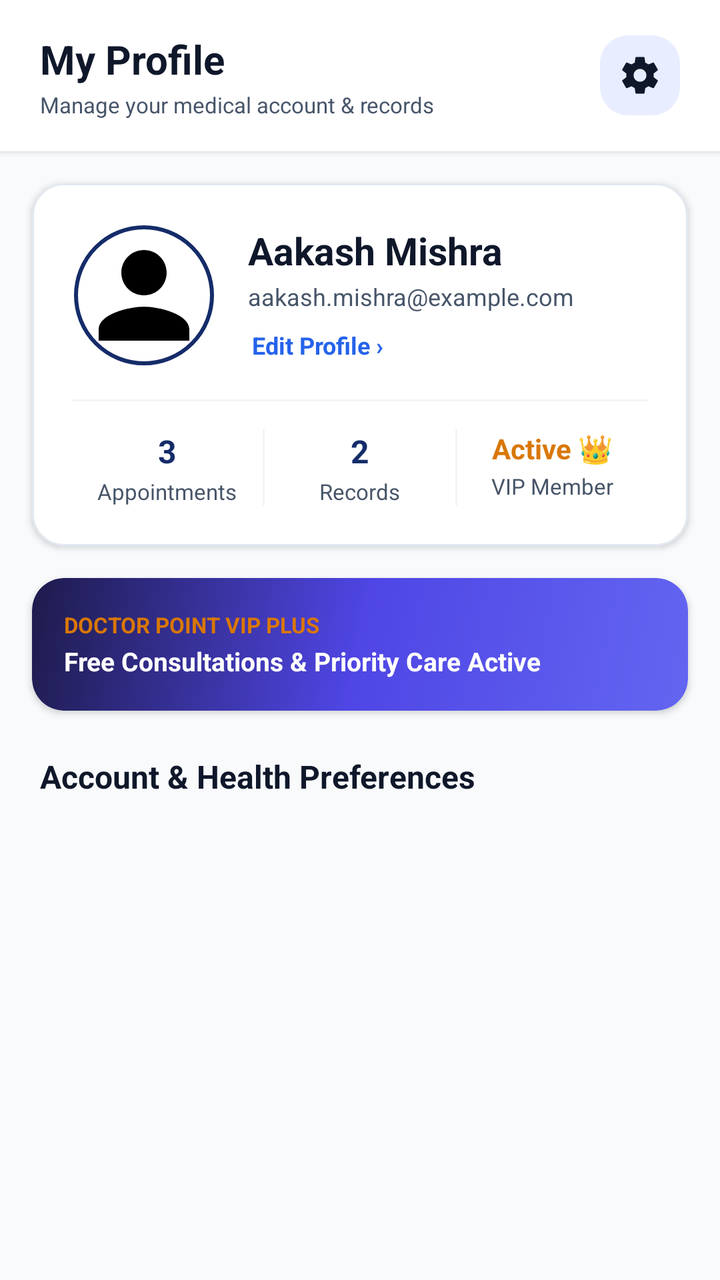
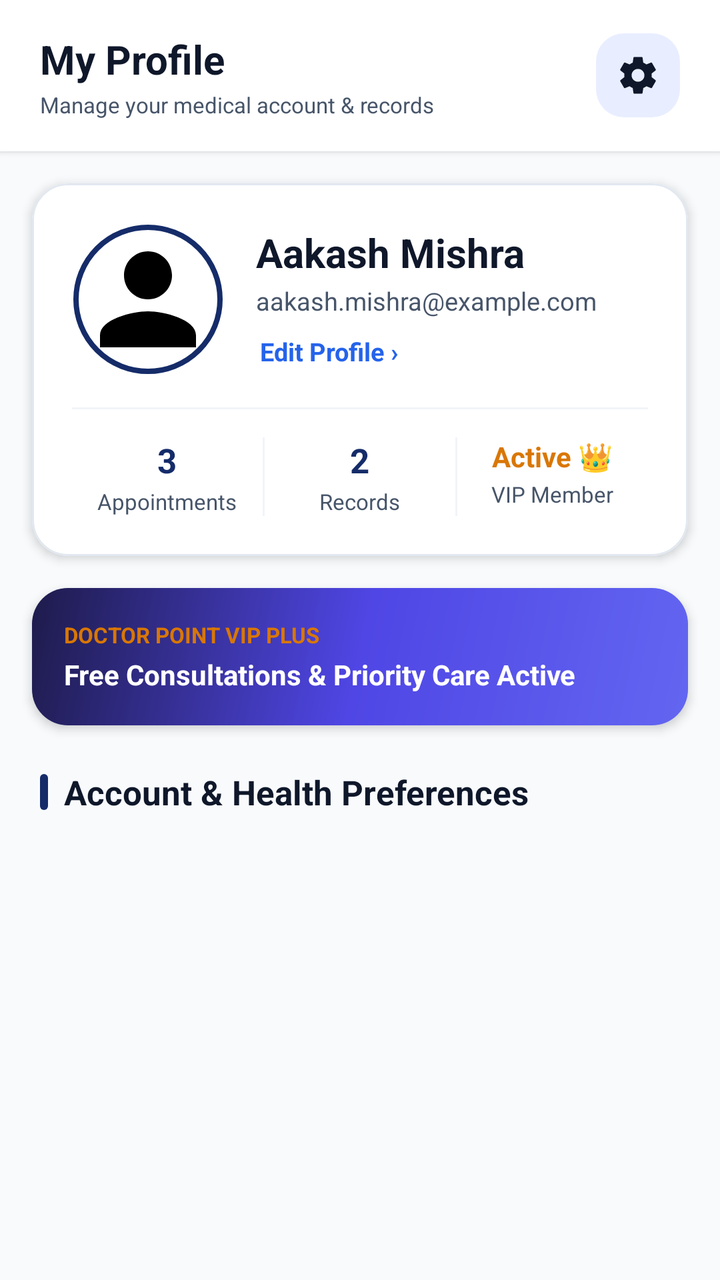

The first picture is an Android layout as it rendered before a commit; the second is the same layout after the commit. The layout source and the unified diff follow.
<!-- AndroidManifest.xml: application theme Theme.CareWell -->
<!-- res/layout/fragment_profile.xml -->
<?xml version="1.0" encoding="utf-8"?>
<LinearLayout xmlns:android="http://schemas.android.com/apk/res/android"
    xmlns:app="http://schemas.android.com/apk/res-auto"
    android:layout_width="match_parent"
    android:layout_height="match_parent"
    android:background="@color/background_light"
    android:orientation="vertical">

    
    <com.google.android.material.card.MaterialCardView
        android:layout_width="match_parent"
        android:layout_height="wrap_content"
        app:cardBackgroundColor="@color/surface_white"
        app:cardCornerRadius="0dp"
        app:cardElevation="2dp"
        app:strokeWidth="0dp">

        <RelativeLayout
            android:layout_width="match_parent"
            android:layout_height="wrap_content"
            android:paddingHorizontal="20dp"
            android:paddingTop="16dp"
            android:paddingBottom="16dp">

            <LinearLayout
                android:layout_width="wrap_content"
                android:layout_height="wrap_content"
                android:layout_alignParentStart="true"
                android:layout_centerVertical="true"
                android:orientation="vertical">

                <TextView
                    android:layout_width="wrap_content"
                    android:layout_height="wrap_content"
                    android:text="My Profile"
                    android:textColor="@color/text_primary"
                    android:textSize="20sp"
                    android:textStyle="bold" />

                <TextView
                    android:layout_width="wrap_content"
                    android:layout_height="wrap_content"
                    android:layout_marginTop="2dp"
                    android:text="Manage your medical account &amp; records"
                    android:textColor="@color/text_secondary"
                    android:textSize="11sp" />
            </LinearLayout>

            <FrameLayout
                android:id="@+id/fl_settings"
                android:layout_width="40dp"
                android:layout_height="40dp"
                android:layout_alignParentEnd="true"
                android:layout_centerVertical="true"
                android:background="@drawable/bg_squircle_icon"
                android:clickable="true"
                android:focusable="true">

                <ImageView
                    android:id="@+id/iv_settings"
                    android:layout_width="22dp"
                    android:layout_height="22dp"
                    android:layout_gravity="center"
                    android:contentDescription="Settings gear icon"
                    android:src="@drawable/ic_settings"
                    app:tint="@color/text_primary" />
            </FrameLayout>

        </RelativeLayout>

    </com.google.android.material.card.MaterialCardView>

    <ScrollView
        android:layout_width="match_parent"
        android:layout_height="match_parent"
        android:fillViewport="true">

        <LinearLayout
            android:layout_width="match_parent"
            android:layout_height="wrap_content"
            android:orientation="vertical"
            android:paddingBottom="32dp">

            
            <com.google.android.material.card.MaterialCardView
                android:layout_width="match_parent"
                android:layout_height="wrap_content"
                android:layout_marginHorizontal="16dp"
                android:layout_marginTop="16dp"
                app:cardBackgroundColor="@color/surface_white"
                app:cardCornerRadius="16dp"
                app:cardElevation="2dp"
                app:strokeColor="@color/card_stroke"
                app:strokeWidth="1dp">

                <LinearLayout
                    android:layout_width="match_parent"
                    android:layout_height="wrap_content"
                    android:orientation="vertical"
                    android:padding="20dp">

                    <RelativeLayout
                        android:layout_width="match_parent"
                        android:layout_height="wrap_content">

                        <com.google.android.material.imageview.ShapeableImageView
                            android:id="@+id/iv_user_avatar"
                            android:layout_width="72dp"
                            android:layout_height="72dp"
                            android:layout_alignParentStart="true"
                            android:layout_centerVertical="true"
                            android:contentDescription="User profile picture"
                            android:padding="2dp"
                            android:scaleType="centerCrop"
                            android:src="@drawable/ic_user"
                            app:shapeAppearanceOverlay="@style/ShapeAppearanceOverlay.App.Circle"
                            app:strokeColor="@color/primary"
                            app:strokeWidth="2dp" />

                        <LinearLayout
                            android:layout_width="wrap_content"
                            android:layout_height="wrap_content"
                            android:layout_centerVertical="true"
                            android:layout_marginStart="16dp"
                            android:layout_toEndOf="@id/iv_user_avatar"
                            android:orientation="vertical">

                            <TextView
                                android:id="@+id/tv_user_name"
                                android:layout_width="wrap_content"
                                android:layout_height="wrap_content"
                                android:text="Aakash Mishra"
                                android:textColor="@color/text_primary"
                                android:textSize="19sp"
                                android:textStyle="bold" />

                            <TextView
                                android:id="@+id/tv_user_email"
                                android:layout_width="wrap_content"
                                android:layout_height="wrap_content"
                                android:layout_marginTop="2dp"
                                android:text="aakash.mishra@example.com"
                                android:textColor="@color/text_secondary"
                                android:textSize="12sp" />

                            <TextView
                                android:id="@+id/tv_edit_profile"
                                android:layout_width="wrap_content"
                                android:layout_height="wrap_content"
                                android:layout_marginTop="6dp"
                                android:background="?attr/selectableItemBackgroundBorderless"
                                android:clickable="true"
                                android:focusable="true"
                                android:padding="2dp"
                                android:text="Edit Profile ›"
                                android:textColor="@color/secondary"
                                android:textSize="12sp"
                                android:textStyle="bold" />
                        </LinearLayout>

                    </RelativeLayout>

                    
                    <View
                        android:layout_width="match_parent"
                        android:layout_height="1dp"
                        android:layout_marginTop="16dp"
                        android:layout_marginBottom="14dp"
                        android:background="@color/divider" />

                    
                    <LinearLayout
                        android:layout_width="match_parent"
                        android:layout_height="wrap_content"
                        android:orientation="horizontal">

                        <LinearLayout
                            android:layout_width="0dp"
                            android:layout_height="wrap_content"
                            android:layout_weight="1"
                            android:gravity="center"
                            android:orientation="vertical">

                            <TextView
                                android:layout_width="wrap_content"
                                android:layout_height="wrap_content"
                                android:text="3"
                                android:textColor="@color/primary"
                                android:textSize="16sp"
                                android:textStyle="bold" />

                            <TextView
                                android:layout_width="wrap_content"
                                android:layout_height="wrap_content"
                                android:layout_marginTop="2dp"
                                android:text="Appointments"
                                android:textColor="@color/text_secondary"
                                android:textSize="11sp" />
                        </LinearLayout>

                        <View
                            android:layout_width="1dp"
                            android:layout_height="match_parent"
                            android:background="@color/divider" />

                        <LinearLayout
                            android:layout_width="0dp"
                            android:layout_height="wrap_content"
                            android:layout_weight="1"
                            android:gravity="center"
                            android:orientation="vertical">

                            <TextView
                                android:layout_width="wrap_content"
                                android:layout_height="wrap_content"
                                android:text="2"
                                android:textColor="@color/primary"
                                android:textSize="16sp"
                                android:textStyle="bold" />

                            <TextView
                                android:layout_width="wrap_content"
                                android:layout_height="wrap_content"
                                android:layout_marginTop="2dp"
                                android:text="Records"
                                android:textColor="@color/text_secondary"
                                android:textSize="11sp" />
                        </LinearLayout>

                        <View
                            android:layout_width="1dp"
                            android:layout_height="match_parent"
                            android:background="@color/divider" />

                        <LinearLayout
                            android:layout_width="0dp"
                            android:layout_height="wrap_content"
                            android:layout_weight="1"
                            android:gravity="center"
                            android:orientation="vertical">

                            <TextView
                                android:layout_width="wrap_content"
                                android:layout_height="wrap_content"
                                android:text="Active 👑"
                                android:textColor="#D97706"
                                android:textSize="14sp"
                                android:textStyle="bold" />

                            <TextView
                                android:layout_width="wrap_content"
                                android:layout_height="wrap_content"
                                android:layout_marginTop="2dp"
                                android:text="VIP Member"
                                android:textColor="@color/text_secondary"
                                android:textSize="11sp" />
                        </LinearLayout>

                    </LinearLayout>

                </LinearLayout>

            </com.google.android.material.card.MaterialCardView>

            
            <com.google.android.material.card.MaterialCardView
                android:layout_width="match_parent"
                android:layout_height="wrap_content"
                android:layout_marginHorizontal="16dp"
                android:layout_marginTop="16dp"
                app:cardCornerRadius="16dp"
                app:cardElevation="2dp"
                app:strokeWidth="0dp">

                <RelativeLayout
                    android:layout_width="match_parent"
                    android:layout_height="wrap_content"
                    android:background="@drawable/bg_membership_gradient"
                    android:padding="16dp">

                    <LinearLayout
                        android:layout_width="wrap_content"
                        android:layout_height="wrap_content"
                        android:layout_alignParentStart="true"
                        android:orientation="vertical">

                        <TextView
                            android:layout_width="wrap_content"
                            android:layout_height="wrap_content"
                            android:text="DOCTOR POINT VIP PLUS"
                            android:textColor="@color/warning_yellow"
                            android:textSize="11sp"
                            android:textStyle="bold" />

                        <TextView
                            android:layout_width="wrap_content"
                            android:layout_height="wrap_content"
                            android:layout_marginTop="2dp"
                            android:text="Free Consultations &amp; Priority Care Active"
                            android:textColor="@color/white"
                            android:textSize="13sp"
                            android:textStyle="bold" />
                    </LinearLayout>

                </RelativeLayout>

            </com.google.android.material.card.MaterialCardView>

            
            <TextView
                android:layout_width="wrap_content"
                android:layout_height="wrap_content"
                android:layout_marginHorizontal="20dp"
                android:layout_marginTop="22dp"
                android:text="Account &amp; Health Preferences"
                android:textColor="@color/text_primary"
                android:textSize="16sp"
                android:textStyle="bold" />

            
            <com.google.android.material.card.MaterialCardView
                android:layout_width="match_parent"
                android:layout_height="wrap_content"
                android:layout_marginHorizontal="16dp"
                android:layout_marginTop="10dp"
                app:cardBackgroundColor="@color/surface_white"
                app:cardCornerRadius="16dp"
                app:cardElevation="2dp"
                app:strokeColor="@color/card_stroke"
                app:strokeWidth="1dp">

                <androidx.recyclerview.widget.RecyclerView
                    android:id="@+id/rv_profile_menu"
                    android:layout_width="match_parent"
                    android:layout_height="wrap_content"
                    android:nestedScrollingEnabled="false" />

            </com.google.android.material.card.MaterialCardView>

        </LinearLayout>

    </ScrollView>

</LinearLayout>
<!-- resources referenced by this layout -->
<resources>
  <color name="background_light">#F8FAFC</color>
  <color name="card_stroke">#E2E8F0</color>
  <color name="divider">#F1F5F9</color>
  <color name="primary">#152C69</color>
  <color name="secondary">#2563EB</color>
  <color name="surface_white">#FFFFFF</color>
  <color name="text_primary">#0F172A</color>
  <color name="text_secondary">#475569</color>
  <color name="warning_yellow">#D97706</color>
  <color name="white">#FFFFFF</color>
  <!-- drawable bg_membership_gradient (drawable) -->
  <?xml version="1.0" encoding="utf-8"?>
  <shape xmlns:android="http://schemas.android.com/apk/res/android"
      android:shape="rectangle">
      <gradient
          android:angle="135"
          android:startColor="#6366F1"
          android:centerColor="#4F46E5"
          android:endColor="#1E1B4B"
          android:type="linear" />
      <corners android:radius="16dp" />
  </shape>
  <!-- drawable bg_squircle_icon (drawable) -->
  <?xml version="1.0" encoding="utf-8"?>
  <shape xmlns:android="http://schemas.android.com/apk/res/android"
      android:shape="rectangle">
      <solid android:color="#E8EEFF" />
      <corners android:radius="14dp" />
  </shape>
  <!-- drawable ic_user (drawable) -->
  <vector xmlns:android="http://schemas.android.com/apk/res/android"
      android:width="24dp"
      android:height="24dp"
      android:viewportWidth="24"
      android:viewportHeight="24">
      <path
          android:fillColor="#FF000000"
          android:pathData="M12,12c2.21,0 4,-1.79 4,-4s-1.79,-4 -4,-4 -4,1.79 -4,4 1.79,4 4,4zm0,2c-2.67,0 -8,1.34 -8,4v2h16v-2c0,-2.66 -5.33,-4 -8,-4z"/>
  </vector>
  <style name="ShapeAppearanceOverlay.App.Circle" parent="">
          <item name="cornerSize">50%</item>
      </style>
  <style name="Theme.CareWell" parent="Base.Theme.CareWell" />
  <style name="Base.Theme.CareWell" parent="Theme.Material3.Light.NoActionBar">
          <item name="colorPrimary">@color/primary</item>
          <item name="colorPrimaryVariant">@color/primary_dark</item>
          <item name="colorOnPrimary">@color/white</item>
          <item name="colorSecondary">@color/secondary</item>
          <item name="colorSecondaryVariant">@color/secondary</item>
          <item name="colorOnSecondary">@color/white</item>
          <item name="android:statusBarColor">@color/white</item>
          <item name="android:windowLightStatusBar">true</item>
          <item name="android:windowBackground">@color/background_light</item>
          <item name="colorSecondaryContainer">@color/primary_light</item>
          <item name="colorOnSecondaryContainer">@color/primary</item>
          <item name="android:navigationBarColor">@color/white</item>
          <item name="android:windowLightNavigationBar" tools:targetApi="o_mr1">true</item>
      </style>
  <color name="primary_dark">#0D1D47</color>
  <color name="primary_light">#EBF1FF</color>
  <!-- unchanged entries left out for length: 1 -->
</resources>

<!-- the commit's change to res/layout/fragment_profile.xml (unified diff, before → after) -->
@@ -48,13 +48,14 @@
 
             <FrameLayout
                 android:id="@+id/fl_settings"
-                android:layout_width="40dp"
-                android:layout_height="40dp"
+                android:layout_width="42dp"
+                android:layout_height="42dp"
                 android:layout_alignParentEnd="true"
                 android:layout_centerVertical="true"
                 android:background="@drawable/bg_squircle_icon"
                 android:clickable="true"
-                android:focusable="true">
+                android:focusable="true"
+                android:foreground="?attr/selectableItemBackgroundBorderless">
 
                 <ImageView
                     android:id="@+id/iv_settings"
@@ -73,13 +74,14 @@
     <ScrollView
         android:layout_width="match_parent"
         android:layout_height="match_parent"
-        android:fillViewport="true">
+        android:fillViewport="true"
+        android:overScrollMode="never">
 
         <LinearLayout
             android:layout_width="match_parent"
             android:layout_height="wrap_content"
             android:orientation="vertical"
-            android:paddingBottom="32dp">
+            android:paddingBottom="36dp">
 
             
             <com.google.android.material.card.MaterialCardView
@@ -88,8 +90,8 @@
                 android:layout_marginHorizontal="16dp"
                 android:layout_marginTop="16dp"
                 app:cardBackgroundColor="@color/surface_white"
-                app:cardCornerRadius="16dp"
-                app:cardElevation="2dp"
+                app:cardCornerRadius="18dp"
+                app:cardElevation="3dp"
                 app:strokeColor="@color/card_stroke"
                 app:strokeWidth="1dp">
 
@@ -105,8 +107,8 @@
 
                         <com.google.android.material.imageview.ShapeableImageView
                             android:id="@+id/iv_user_avatar"
-                            android:layout_width="72dp"
-                            android:layout_height="72dp"
+                            android:layout_width="76dp"
+                            android:layout_height="76dp"
                             android:layout_alignParentStart="true"
                             android:layout_centerVertical="true"
                             android:contentDescription="User profile picture"
@@ -115,7 +117,7 @@
                             android:src="@drawable/ic_user"
                             app:shapeAppearanceOverlay="@style/ShapeAppearanceOverlay.App.Circle"
                             app:strokeColor="@color/primary"
-                            app:strokeWidth="2dp" />
+                            app:strokeWidth="2.5dp" />
 
                         <LinearLayout
                             android:layout_width="wrap_content"
@@ -131,7 +133,7 @@
                                 android:layout_height="wrap_content"
                                 android:text="Aakash Mishra"
                                 android:textColor="@color/text_primary"
-                                android:textSize="19sp"
+                                android:textSize="20sp"
                                 android:textStyle="bold" />
 
                             <TextView
@@ -141,7 +143,7 @@
                                 android:layout_marginTop="2dp"
                                 android:text="aakash.mishra@example.com"
                                 android:textColor="@color/text_secondary"
-                                android:textSize="12sp" />
+                                android:textSize="12.5sp" />
 
                             <TextView
                                 android:id="@+id/tv_edit_profile"
@@ -154,7 +156,7 @@
                                 android:padding="2dp"
                                 android:text="Edit Profile ›"
                                 android:textColor="@color/secondary"
-                                android:textSize="12sp"
+                                android:textSize="12.5sp"
                                 android:textStyle="bold" />
                         </LinearLayout>
 
@@ -186,7 +188,7 @@
                                 android:layout_height="wrap_content"
                                 android:text="3"
                                 android:textColor="@color/primary"
-                                android:textSize="16sp"
+                                android:textSize="17sp"
                                 android:textStyle="bold" />
 
                             <TextView
@@ -215,7 +217,7 @@
                                 android:layout_height="wrap_content"
                                 android:text="2"
                                 android:textColor="@color/primary"
-                                android:textSize="16sp"
+                                android:textSize="17sp"
                                 android:textStyle="bold" />
 
                             <TextView
@@ -268,8 +270,8 @@
                 android:layout_height="wrap_content"
                 android:layout_marginHorizontal="16dp"
                 android:layout_marginTop="16dp"
-                app:cardCornerRadius="16dp"
-                app:cardElevation="2dp"
+                app:cardCornerRadius="18dp"
+                app:cardElevation="3dp"
                 app:strokeWidth="0dp">
 
                 <RelativeLayout
@@ -295,10 +297,10 @@
                         <TextView
                             android:layout_width="wrap_content"
                             android:layout_height="wrap_content"
-                            android:layout_marginTop="2dp"
+                            android:layout_marginTop="3dp"
                             android:text="Free Consultations &amp; Priority Care Active"
                             android:textColor="@color/white"
-                            android:textSize="13sp"
+                            android:textSize="14sp"
                             android:textStyle="bold" />
                     </LinearLayout>
 
@@ -307,15 +309,28 @@
             </com.google.android.material.card.MaterialCardView>
 
             
-            <TextView
+            <LinearLayout
                 android:layout_width="wrap_content"
                 android:layout_height="wrap_content"
                 android:layout_marginHorizontal="20dp"
                 android:layout_marginTop="22dp"
-                android:text="Account &amp; Health Preferences"
-                android:textColor="@color/text_primary"
-                android:textSize="16sp"
-                android:textStyle="bold" />
+                android:gravity="center_vertical"
+                android:orientation="horizontal">
+
+                <View
+                    android:layout_width="4dp"
+                    android:layout_height="18dp"
+                    android:background="@drawable/bg_section_indicator" />
+
+                <TextView
+                    android:layout_width="wrap_content"
+                    android:layout_height="wrap_content"
+                    android:layout_marginStart="8dp"
+                    android:text="Account &amp; Health Preferences"
+                    android:textColor="@color/text_primary"
+                    android:textSize="17sp"
+                    android:textStyle="bold" />
+            </LinearLayout>
 
             
             <com.google.android.material.card.MaterialCardView
@@ -324,8 +339,8 @@
                 android:layout_marginHorizontal="16dp"
                 android:layout_marginTop="10dp"
                 app:cardBackgroundColor="@color/surface_white"
-                app:cardCornerRadius="16dp"
-                app:cardElevation="2dp"
+                app:cardCornerRadius="18dp"
+                app:cardElevation="3dp"
                 app:strokeColor="@color/card_stroke"
                 app:strokeWidth="1dp">
 
<!-- resource entries referenced after the edit -->
@@ -21,6 +21,13 @@
           android:endColor="#1E1B4B"
           android:type="linear" />
       <corners android:radius="16dp" />
+  </shape>
+  <!-- drawable bg_section_indicator (drawable) -->
+  <?xml version="1.0" encoding="utf-8"?>
+  <shape xmlns:android="http://schemas.android.com/apk/res/android"
+      android:shape="rectangle">
+      <solid android:color="@color/primary" />
+      <corners android:radius="2dp" />
   </shape>
   <!-- drawable bg_squircle_icon (drawable) -->
   <?xml version="1.0" encoding="utf-8"?>
